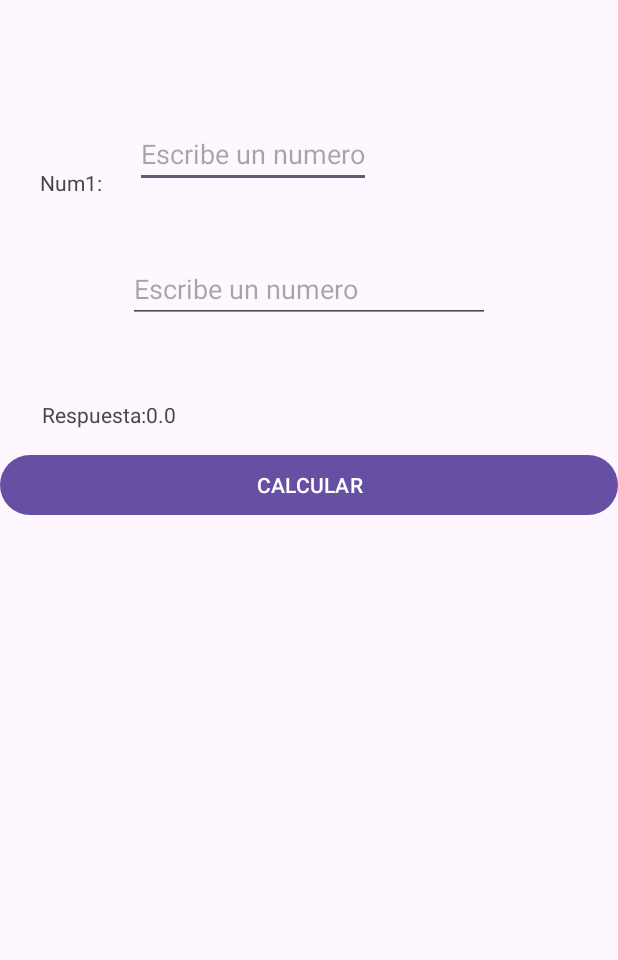
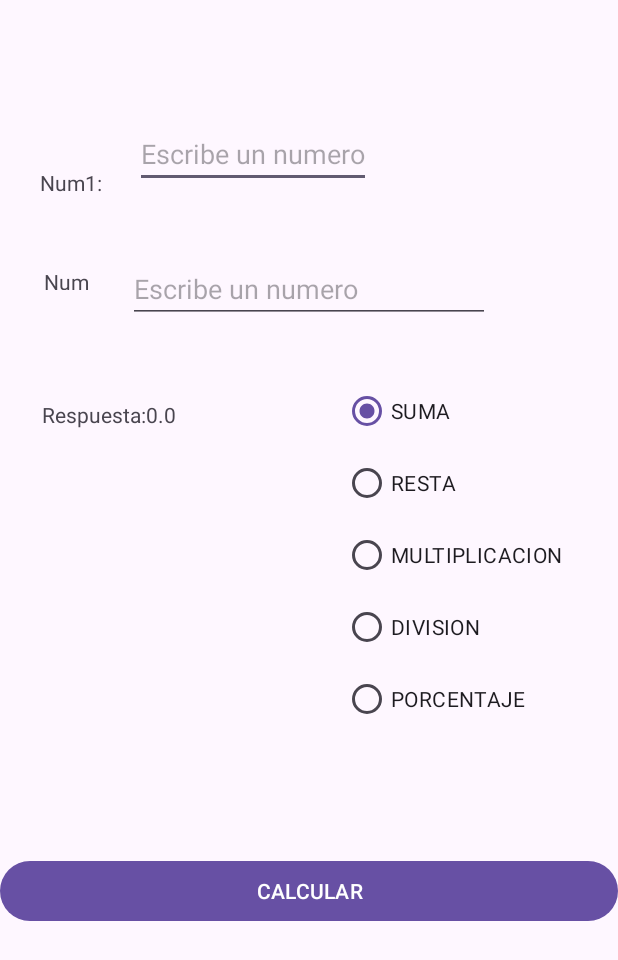
Before and after one commit to ClaudiaSorto-006/Prograll-semi-2026, an Android app: the MainActivity screen opened directly, with no data from a screen before it, after a tap on "CALCULAR", on a phone screen of 412 x 824 dp. Shown: the top 960 px of the screen. Run offline under Robolectric (Android 15) with nearby library versions, the light colour scheme and no system bars; 3 statements that could not run were skipped.

Commit message:
Se agrego la funcianalidad de la calculadora basica, suma, resta, multiplicacion y divicion

```diff
--- a/app/src/main/java/com/example/miprimeraapp/MainActivity.java
+++ b/app/src/main/java/com/example/miprimeraapp/MainActivity.java
@@ -2,6 +2,7 @@ package com.example.miprimeraapp;
 
 import android.os.Bundle;
 import android.widget.Button;
+import android.widget.RadioButton;
 import android.widget.TextView;
 
 import androidx.activity.EdgeToEdge;
@@ -14,6 +15,7 @@ public class MainActivity extends AppCompatActivity {
 TextView tempVal;
 
 Button btn;
+RadioButton opt;
     @Override
     protected void onCreate(Bundle savedInstanceState) {
         super.onCreate(savedInstanceState);
@@ -32,7 +34,29 @@ Button btn;
         tempVal = findViewById(R.id.txtNum2);
         Double Num2 = Double.parseDouble(tempVal.getText().toString());
 
-        double respuesta = Num1 + Num2;
+        double respuesta = 0;
+
+       opt=findViewById(R.id.optSuma);
+       if(opt.isChecked()){
+           respuesta = Num1 + Num2;}
+
+       opt=findViewById(R.id.optResta);
+        if(opt.isChecked()){
+              respuesta = Num1 - Num2;}
+
+        opt=findViewById(R.id.optMultiplicar);
+        if(opt.isChecked()){
+             respuesta = Num1 * Num2;}
+
+        opt=findViewById(R.id.optDividir);
+        if(opt.isChecked()){
+             respuesta = Num1 / Num2;}
+
+        opt=findViewById(R.id.optPorcentaje);
+        if(opt.isChecked()){
+            respuesta = Num1*Num2/ 100;
+        ;}
+
 
         tempVal = findViewById(R.id.lblRespuesta);
         tempVal.setText("Respuesta:" + respuesta);
--- a/app/src/main/res/layout/activity_main.xml
+++ b/app/src/main/res/layout/activity_main.xml
@@ -6,6 +6,18 @@
     android:layout_width="match_parent"
     android:layout_height="match_parent"
     tools:context=".MainActivity">
+
+    <TextView
+        android:id="@+id/lblNum2"
+        android:layout_width="36dp"
+        android:layout_height="15dp"
+        android:text="Num1:"
+        app:layout_constraintBottom_toBottomOf="parent"
+        app:layout_constraintEnd_toEndOf="parent"
+        app:layout_constraintHorizontal_bias="0.078"
+        app:layout_constraintStart_toStartOf="parent"
+        app:layout_constraintTop_toTopOf="parent"
+        app:layout_constraintVertical_bias="0.22" />
 
     <TextView
         android:id="@+id/lblNum1"
@@ -56,6 +68,51 @@
         app:layout_constraintTop_toTopOf="parent"
         app:layout_constraintVertical_bias="0.331" />
 
+    <RadioGroup
+        android:id="@+id/optOpciones"
+        android:layout_width="wrap_content"
+        android:layout_height="wrap_content"
+        app:layout_constraintBottom_toTopOf="@+id/btnCalcular"
+        app:layout_constraintEnd_toEndOf="parent"
+        app:layout_constraintHorizontal_bias="0.86"
+        app:layout_constraintStart_toStartOf="parent"
+        app:layout_constraintTop_toBottomOf="@+id/txtNum2"
+        app:layout_constraintVertical_bias="0.303">
+
+        <RadioButton
+            android:id="@+id/optSuma"
+            android:layout_width="wrap_content"
+            android:layout_height="wrap_content"
+            android:checked="true"
+            android:text="SUMA" />
+
+        <RadioButton
+            android:id="@+id/optResta"
+            android:layout_width="wrap_content"
+            android:layout_height="wrap_content"
+            android:text="RESTA" />
+
+        <RadioButton
+            android:id="@+id/optMultiplicar"
+            android:layout_width="wrap_content"
+            android:layout_height="wrap_content"
+            android:text="MULTIPLICACION" />
+
+        <RadioButton
+            android:id="@+id/optDividir"
+            android:layout_width="wrap_content"
+            android:layout_height="wrap_content"
+            android:text="DIVISION" />
+
+        <RadioButton
+            android:id="@+id/optPorcentaje"
+            android:layout_width="wrap_content"
+            android:layout_height="wrap_content"
+            android:text="PORCENTAJE" />
+
+
+    </RadioGroup>
+
     <Button
         android:id="@+id/btnCalcular"
         android:layout_width="match_parent"
@@ -63,11 +120,8 @@
         android:text="CALCULAR"
         app:layout_constraintBottom_toBottomOf="parent"
         app:layout_constraintTop_toBottomOf="@+id/txtNum2"
-        app:layout_constraintVertical_bias="0.15"
-        tools:layout_editor_absoluteX="-16dp" />
-
-
-
+        app:layout_constraintVertical_bias="0.632"
+        tools:layout_editor_absoluteX="0dp" />
 
 
 </androidx.constraintlayout.widget.ConstraintLayout>
```
